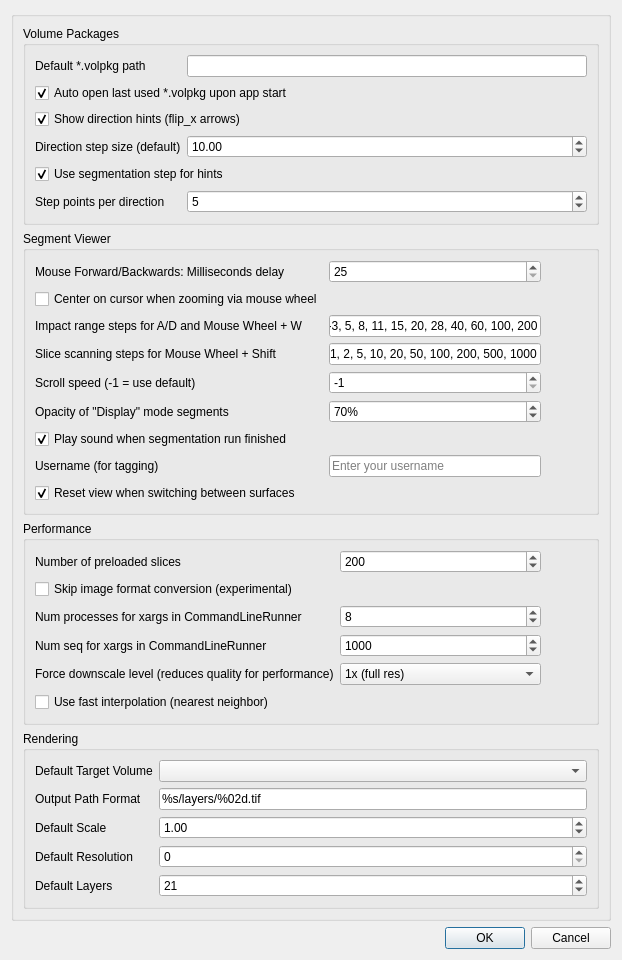
Qt form apps/VC3D/VCSettings.ui (ScrollPrize/volume-cartographer) before a commit.
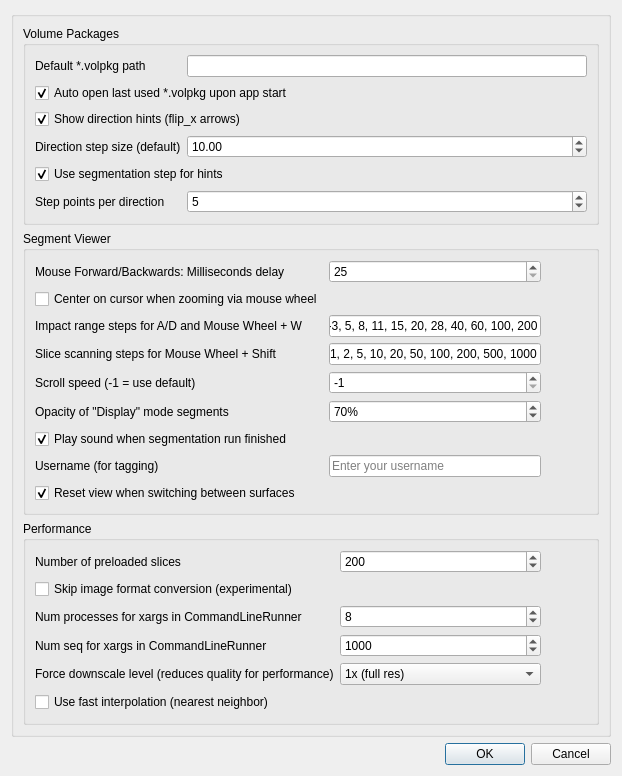
The same form after that commit. Icons and pictures are not drawn.

What changed in the file:
```diff
--- a/apps/VC3D/VCSettings.ui
+++ b/apps/VC3D/VCSettings.ui
@@ -505,102 +505,7 @@
         </layout>
        </widget>
       </item>
-      <item row="3" column="0" colspan="2">
-       <widget class="QGroupBox" name="groupBoxRendering">
-        <property name="title">
-         <string>Rendering</string>
-        </property>
-        <layout class="QGridLayout" name="gridLayoutRendering">
-         <item row="0" column="0">
-          <widget class="QLabel" name="labelDefaultVolume">
-           <property name="text">
-            <string>Default Target Volume</string>
-           </property>
-          </widget>
-         </item>
-         <item row="0" column="1">
-          <widget class="QComboBox" name="cmbDefaultVolume"/>
-         </item>
-         <item row="1" column="0">
-          <widget class="QLabel" name="labelOutputFormat">
-           <property name="text">
-            <string>Output Path Format</string>
-           </property>
-          </widget>
-         </item>
-         <item row="1" column="1">
-          <widget class="QLineEdit" name="edtOutputFormat">
-           <property name="text">
-            <string>%s/layers/%02d.tif</string>
-           </property>
-          </widget>
-         </item>
-         <item row="2" column="0">
-          <widget class="QLabel" name="labelScale">
-           <property name="text">
-            <string>Default Scale</string>
-           </property>
-          </widget>
-         </item>
-         <item row="2" column="1">
-          <widget class="QDoubleSpinBox" name="spinScale">
-           <property name="minimum">
-            <double>0.010000000000000</double>
-           </property>
-           <property name="maximum">
-            <double>10.000000000000000</double>
-           </property>
-           <property name="singleStep">
-            <double>0.100000000000000</double>
-           </property>
-           <property name="value">
-            <double>1.000000000000000</double>
-           </property>
-          </widget>
-         </item>
-         <item row="3" column="0">
-          <widget class="QLabel" name="labelResolution">
-           <property name="text">
-            <string>Default Resolution</string>
-           </property>
-          </widget>
-         </item>
-         <item row="3" column="1">
-          <widget class="QSpinBox" name="spinResolution">
-           <property name="minimum">
-            <number>0</number>
-           </property>
-           <property name="maximum">
-            <number>5</number>
-           </property>
-           <property name="value">
-            <number>0</number>
-           </property>
-          </widget>
-         </item>
-         <item row="4" column="0">
-          <widget class="QLabel" name="labelLayers">
-           <property name="text">
-            <string>Default Layers</string>
-           </property>
-          </widget>
-         </item>
-         <item row="4" column="1">
-          <widget class="QSpinBox" name="spinLayers">
-           <property name="minimum">
-            <number>1</number>
-           </property>
-           <property name="maximum">
-            <number>100</number>
-           </property>
-           <property name="value">
-            <number>21</number>
-           </property>
-          </widget>
-         </item>
-        </layout>
-       </widget>
-      </item>
+      <!-- Rendering group removed: parameters are set in the Render dialog -->
      </layout>
     </widget>
    </item>
```
